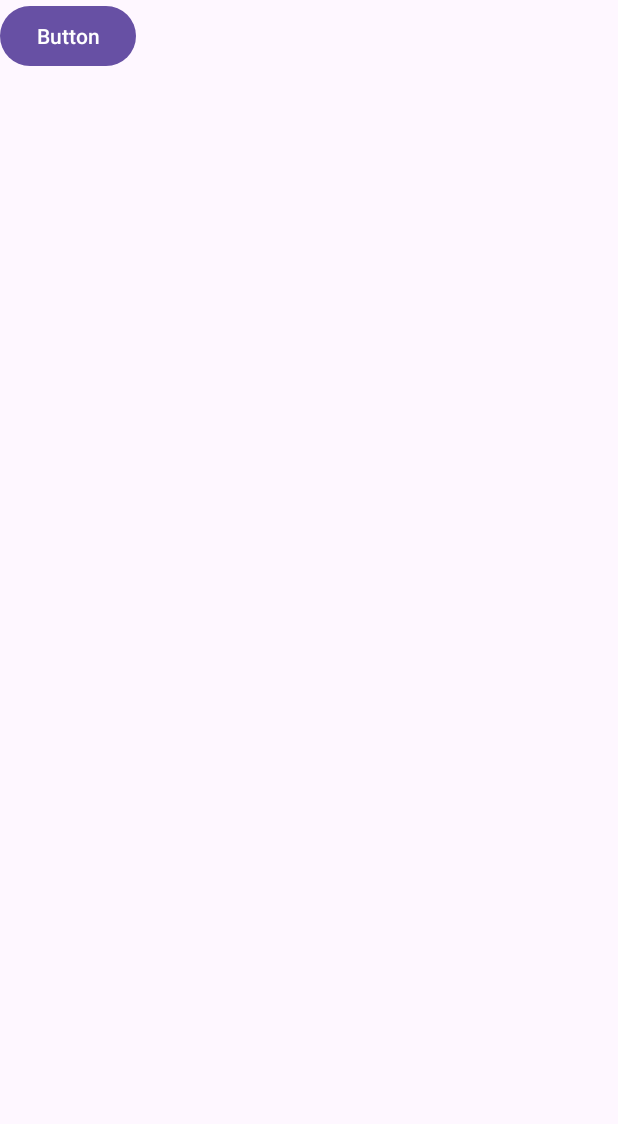
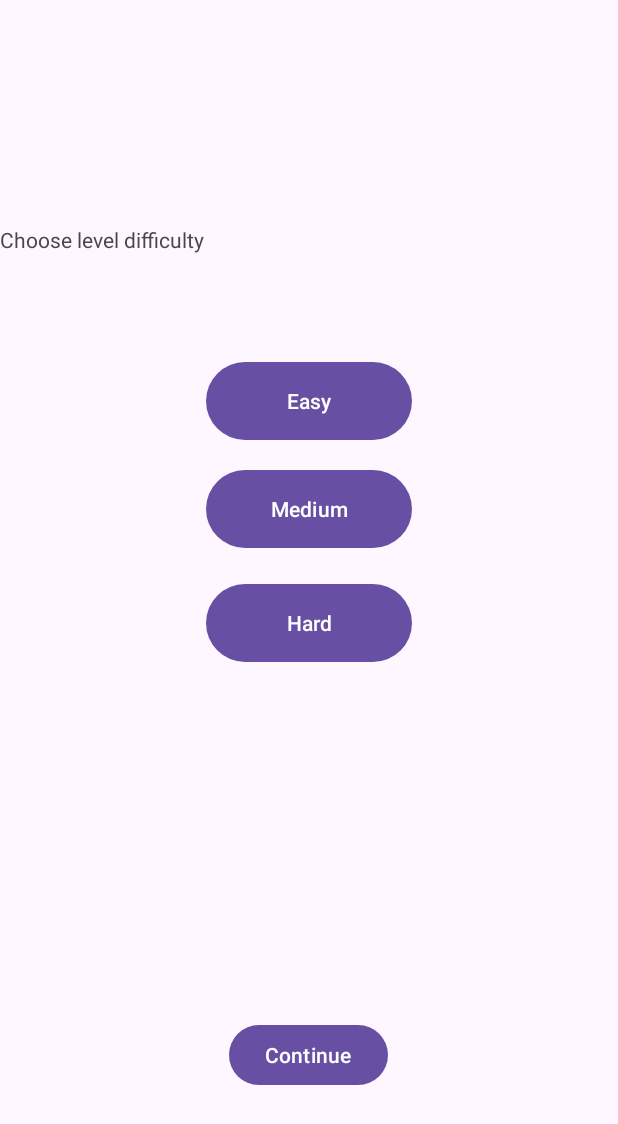
Before and after one commit to pennonshue/CS2340A_DreamTeam27, an Android app built with Jetpack Compose: the layout activity_setup.xml on its own in the app's theme, with its tools: preview values and no code run, on a phone screen of 412 x 824 dp. Shown: the top 1124 px of the screen. Run offline under Robolectric (Android 15) with nearby library versions, the phone set to English and light mode, and no system bars; Roboto replaces fonts that are not available here.

Commit message:
Created setup screen and new setup activity file

```diff
--- a/app/src/main/AndroidManifest.xml
+++ b/app/src/main/AndroidManifest.xml
@@ -13,6 +13,11 @@
         android:theme="@style/Theme.DungeonGame"
         tools:targetApi="31">
         <activity
+            android:name=".SetupActivity"
+            android:exported="false"
+            android:label="@string/title_activity_setup"
+            android:theme="@style/Theme.DungeonGame" />
+        <activity
             android:name=".MainActivity"
             android:exported="true">
             <intent-filter>
@@ -21,6 +26,7 @@
                 <category android:name="android.intent.category.LAUNCHER" />
             </intent-filter>
         </activity>
+
         <meta-data
             android:name="preloaded_fonts"
             android:resource="@array/preloaded_fonts" />
--- a/app/src/main/res/layout/activity_main.xml
+++ b/app/src/main/res/layout/activity_main.xml
@@ -26,7 +26,7 @@
         app:layout_constraintVertical_bias="0.195" />
 
     <Button
-        android:id="@+id/button2"
+        android:id="@+id/startBtn"
         android:layout_width="wrap_content"
         android:layout_height="wrap_content"
         android:layout_marginStart="163dp"
--- a/app/src/main/res/layout/activity_setup.xml
+++ b/app/src/main/res/layout/activity_setup.xml
@@ -1,14 +1,61 @@
 <?xml version="1.0" encoding="utf-8"?>
 <androidx.constraintlayout.widget.ConstraintLayout xmlns:android="http://schemas.android.com/apk/res/android"
+    xmlns:app="http://schemas.android.com/apk/res-auto"
     xmlns:tools="http://schemas.android.com/tools"
     android:layout_width="match_parent"
     android:layout_height="match_parent">
 
+    <TextView
+        android:id="@+id/textView"
+        android:layout_width="204dp"
+        android:layout_height="51dp"
+        android:layout_marginTop="150dp"
+        android:text="Choose level difficulty"
+        app:layout_constraintTop_toTopOf="parent"
+        tools:layout_editor_absoluteX="103dp" />
+
+
     <Button
-        android:id="@+id/button"
+        android:id="@+id/easyBtn"
+        android:layout_width="137dp"
+        android:layout_height="60dp"
+        android:layout_marginTop="36dp"
+        android:text="Easy"
+        app:layout_constraintEnd_toEndOf="parent"
+        app:layout_constraintStart_toStartOf="parent"
+        app:layout_constraintTop_toBottomOf="@+id/textView" />
+
+    <Button
+        android:id="@+id/medBtn"
+        android:layout_width="137dp"
+        android:layout_height="60dp"
+        android:layout_marginTop="12dp"
+        android:text="Medium"
+        app:layout_constraintEnd_toEndOf="parent"
+        app:layout_constraintStart_toStartOf="parent"
+        app:layout_constraintTop_toBottomOf="@+id/easyBtn" />
+
+    <Button
+        android:id="@+id/hardBtn"
+        android:layout_width="137dp"
+        android:layout_height="60dp"
+        android:layout_marginTop="16dp"
+        android:text="Hard"
+        app:layout_constraintEnd_toEndOf="parent"
+        app:layout_constraintStart_toStartOf="parent"
+        app:layout_constraintTop_toBottomOf="@+id/medBtn" />
+
+    <Button
+        android:id="@+id/contBtn"
         android:layout_width="wrap_content"
         android:layout_height="wrap_content"
-        android:text="Button"
-        tools:layout_editor_absoluteX="159dp"
-        tools:layout_editor_absoluteY="492dp" />
+        android:layout_marginTop="68dp"
+        android:text="Continue"
+        app:layout_constraintBottom_toBottomOf="parent"
+        app:layout_constraintEnd_toEndOf="parent"
+        app:layout_constraintHorizontal_bias="0.498"
+        app:layout_constraintStart_toStartOf="parent"
+        app:layout_constraintTop_toBottomOf="@+id/hardBtn"
+        app:layout_constraintVertical_bias="0.633" />
+
 </androidx.constraintlayout.widget.ConstraintLayout>
--- a/app/src/main/res/values/strings.xml
+++ b/app/src/main/res/values/strings.xml
@@ -1,3 +1,4 @@
 <resources>
     <string name="app_name">DungeonGame</string>
+    <string name="title_activity_setup">SetupActivity</string>
 </resources>
--- a/build.gradle.kts
+++ b/build.gradle.kts
@@ -1,4 +1,5 @@
 // Top-level build file where you can add configuration options common to all sub-projects/modules.
 plugins {
     id("com.android.application") version "8.1.1" apply false
+    id("org.jetbrains.kotlin.android") version "1.8.10" apply false
 }
```
Also changed, not shown: app/build.gradle.kts (+31 -0 lines), app/src/main/java/com/example/dungeongame/MainActivity.java (+14 -1 lines), app/src/main/java/com/example/dungeongame/SetupActivity.java (+19 -2 lines).
